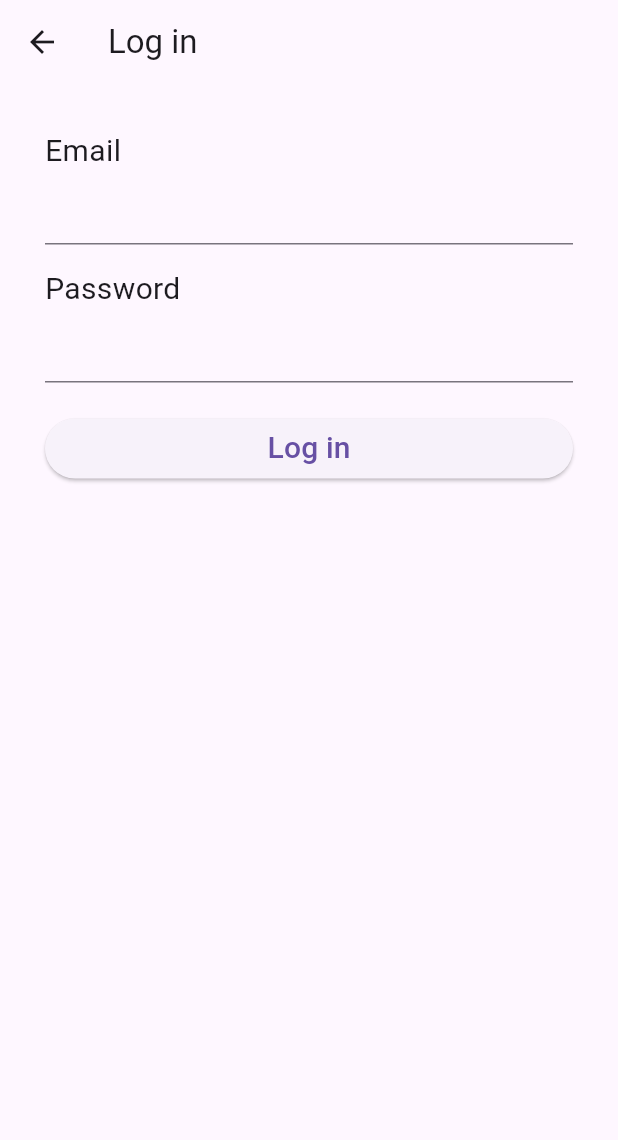
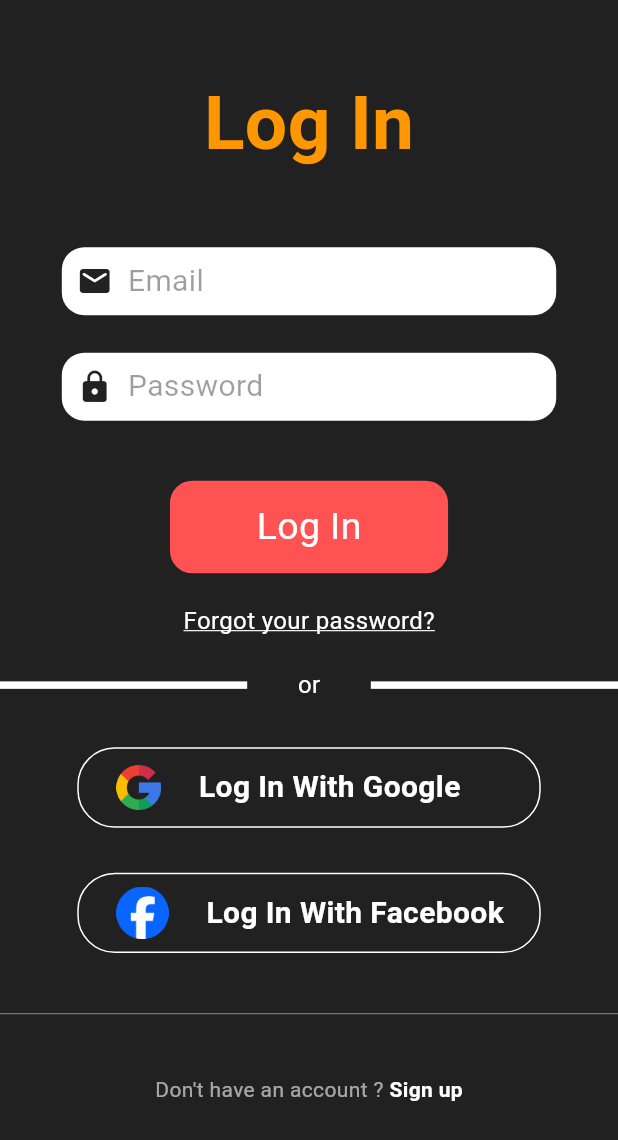
Before and after one commit to Benz-Worramet/FITJUNG_App, a Flutter app: the LooginScreen screen opened directly, on a phone screen of 412 x 824 dp. Shown: the top 1140 px of the screen. Run offline on Flutter 3.47's test engine with Material 3 defaults, Android fonts, the light colour scheme and no system bars; our stand-ins replace cloud_firestore, firebase_auth, firebase_core, firebase_storage, fluttertoast, form_field_validator and 2 more; accounts and stored records are empty.

Commit message:
Add login Screen

```diff
--- a/lib/Screen/login.dart
+++ b/lib/Screen/login.dart
@@ -35,78 +35,188 @@ class _LooginScreenState extends State<LooginScreen> {
             );
           } else if (snapshot.connectionState == ConnectionState.done) {
             return Scaffold(
-              appBar: AppBar(
-                title: Text("Log in"),
-              ),
               body: Container(
-                  child: Padding(
-                padding: const EdgeInsets.all(30.0),
-                child: Form(
-                    key: formKey,
-                    child: SingleChildScrollView(
-                      child: Column(
-                          crossAxisAlignment: CrossAxisAlignment.start,
+                color: Colors.black87,
+                child: Column(
+                  children: [
+                    SizedBox(
+                      height: MediaQuery.of(context).size.height * 0.2,
+                      child: const Row(
+                        mainAxisAlignment: MainAxisAlignment.center,
+                        children: [
+                          Text("Log In", style: TextStyle(fontSize: 50,
+                              fontWeight: FontWeight.bold, color: Colors.orange))
+                        ],
+                      ),
+                    ),
+                    Column(
+                      children: [
+                        Padding(
+                          padding: const EdgeInsets.fromLTRB(0, 0, 0, 25),
+                          child: Container(
+                            width: MediaQuery.of(context).size.width * 0.8,
+                            height: MediaQuery.of(context).size.height * 0.055,
+                            decoration: BoxDecoration(
+                              color: Colors.white,
+                              borderRadius: BorderRadius.circular(15),
+                            ),
+                            child: const Row(
+                              children: [
+                                Padding(
+                                  padding: EdgeInsetsDirectional.symmetric(horizontal: 10),
+                                  child: Icon(Icons.email_rounded, color: Colors.black87,),
+                                ),
+                                Text("Email", style: TextStyle(
+                                    color: Colors.black38,
+                                    fontSize: 20
+                                ),)
+                              ],
+                            )
+                            ),
+                        ),
+                        Padding(
+                          padding: const EdgeInsets.fromLTRB(0, 0, 0, 40),
+                          child: Container(
+                              width: MediaQuery.of(context).size.width * 0.8,
+                              height: MediaQuery.of(context).size.height * 0.055,
+                              decoration: BoxDecoration(
+                                color: Colors.white,
+                                borderRadius: BorderRadius.circular(15),
+                              ),
+                            child: const Row(
+                              children: [
+                                Padding(
+                                  padding: EdgeInsetsDirectional.symmetric(horizontal: 10),
+                                  child: Icon(Icons.lock, color: Colors.black87,),
+                                ),
+                                Text("Password", style: TextStyle(
+                                  color: Colors.black38,
+                                  fontSize: 20
+                                ),)
+                              ],
+                            ),
+                          ),
+                        ),
+                        Container(
+                          width: MediaQuery.of(context).size.width * 0.45,
+                          height: MediaQuery.of(context).size.height * 0.075,
+                          decoration: BoxDecoration(
+                            color: Colors.redAccent,
+                            borderRadius: BorderRadius.circular(15),
+                          ),
+                          child: const Center(
+                            child: Text("Log In", style: TextStyle(
+                              color: Colors.white,
+                              fontSize: 25
+                            ),),
+                          ),
+                        ),
+                        const Padding(
+                          padding: EdgeInsets.all(20),
+                          child: Text("Forgot your password?", style: TextStyle(
+                            color: Colors.white,
+                            fontSize: 16,
+                            decoration: TextDecoration.underline,
+                            decorationColor: Colors.white
+                          ),),
+                        ),
+                        Row(
                           children: [
-                            Text("Email", style: TextStyle(fontSize: 20)),
-                            TextFormField(
-                              validator: MultiValidator([
-                                RequiredValidator(
-                                    errorText: "Please enter your email"),
-                                EmailValidator(
-                                    errorText: "please enter an email address")
-                              ]),
-                              keyboardType: TextInputType.emailAddress,
-                              onSaved: (email) {
-                                profile.email = email!;
-                              },
+                            Container(
+                              width: MediaQuery.of(context).size.width * 0.4,
+                              height: 5,
+                              color: Colors.white,
                             ),
                             SizedBox(
-                              height: 15,
+                              width: MediaQuery.of(context).size.width * 0.2,
+                              child: const Center(
+                                child: Text("or", style: TextStyle(
+                                  color: Colors.white,
+                                  fontSize: 16
+                                ),),
+                              ),
                             ),
-                            Text("Password", style: TextStyle(fontSize: 20)),
-                            TextFormField(
-                              validator: RequiredValidator(
-                                  errorText: "Please enter your Password"),
-                              obscureText: true,
-                              onSaved: (password) {
-                                profile.password = password!;
-                              },
+                            Container(
+                              width: MediaQuery.of(context).size.width * 0.4,
+                              height: 5,
+                              color: Colors.white,
+                            )
+                          ],
+                        ),
+                        Padding(
+                          padding: const EdgeInsetsDirectional.symmetric(vertical: 30),
+                          child: Container(
+                            width: MediaQuery.of(context).size.width * 0.75,
+                            height: MediaQuery.of(context).size.height * 0.065,
+                            decoration: BoxDecoration(
+                              borderRadius: BorderRadius.circular(25),
+                              border: Border.all(color: Colors.white),
                             ),
-                            Padding(
-                              padding: const EdgeInsets.only(top: 20),
-                              child: SizedBox(
-                                  width: double.infinity,
-                                  child: ElevatedButton(
-                                    child: Text("Log in",
-                                        style: TextStyle(fontSize: 20)),
-                                    onPressed: () async {
-                                      if (formKey.currentState!.validate()) {
-                                        formKey.currentState!.save();
-                                        try {
-                                          await FirebaseAuth.instance
-                                              .signInWithEmailAndPassword(
-                                                  email: profile.email,
-                                                  password: profile.password)
-                                              .then((value) {
-                                            formKey.currentState!.reset();
-                                            Navigator.pushReplacement(context,
-                                                MaterialPageRoute(
-                                                    builder: (context) {
-                                              return WelcomeScreen();
-                                            }));
-                                          });
-                                        } on FirebaseAuthException catch (e) {
-                                          Fluttertoast.showToast(
-                                              msg: e.message.toString(),
-                                              gravity: ToastGravity.CENTER);
-                                        }
-                                      }
-                                    },
-                                  )),
-                            )
-                          ]),
-                    )),
-              )),
+                            child: Row(
+                              children: [
+                                Padding(
+                                  padding: const EdgeInsetsDirectional.symmetric(horizontal: 25),
+                                  child: Image.asset('assets/image/google_icon.png', height: 30,),
+                                ),
+                                const Center(
+                                  child: Text("Log In With Google", style: TextStyle(
+                                    fontSize: 20,
+                                    color: Colors.white,
+                                    fontWeight: FontWeight.w600
+                                  ),),
+                                ),
+                              ],
+                            ),
+                          ),
+                        ),
+                        Container(
+                          width: MediaQuery.of(context).size.width * 0.75,
+                          height: MediaQuery.of(context).size.height * 0.065,
+                          decoration: BoxDecoration(
+                            borderRadius: BorderRadius.circular(25),
+                            border: Border.all(color: Colors.white),
+                          ),
+                          child: Row(
+                            children: [
+                              Padding(
+                                padding: const EdgeInsetsDirectional.symmetric(horizontal: 25),
+                                child: Image.asset('assets/image/facebook_icon.png', height: 35,),
+                              ),
+                              const Center(
+                                child: Text("Log In With Facebook", style: TextStyle(
+                                    fontSize: 20,
+                                    color: Colors.white,
+                                    fontWeight: FontWeight.w600
+                                ),),
+                              ),
+                            ],
+                          ),
+                        ),
+                        Padding(
+                          padding: const EdgeInsetsDirectional.symmetric(vertical: 40),
+                          child: Container(
+                            width: MediaQuery.of(context).size.width * 1,
+                            height: MediaQuery.of(context).size.height * 0.001,
+                            color: Colors.white38 ,
+                          ),
+                        ),
+                        const Row(
+                          mainAxisAlignment: MainAxisAlignment.center,
+                          children: [
+                            Text("Don't have an account ? ", style: TextStyle(
+                              color: Colors.white60,
+                            )),
+                            Text("Sign up", style: TextStyle(
+                                color: Colors.white,
+                                fontWeight: FontWeight.bold
+                            )),
+                          ],
+                        )
+                      ],
+                    )
+                  ],
+                ),
+              ),
             );
           }
           return Scaffold(
```
Also changed, not shown: assets/image/facebook_icon.png (added), assets/image/google_icon.png (added), 2 other files.
